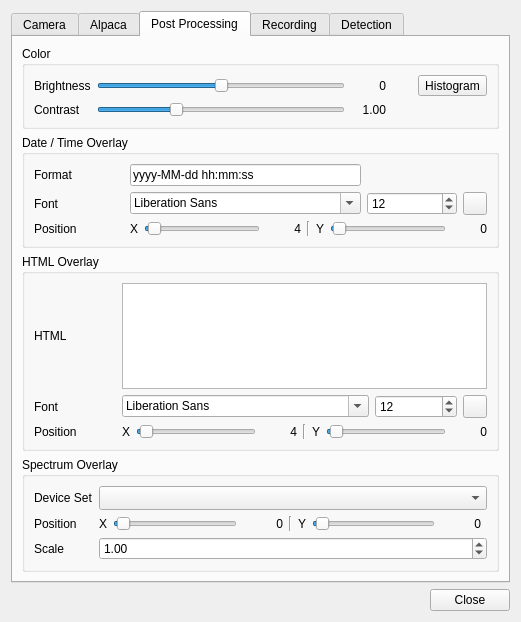
srcejon/sdrangel, file plugins/feature/camera/camerasettingsdialog.ui: the form before one commit.
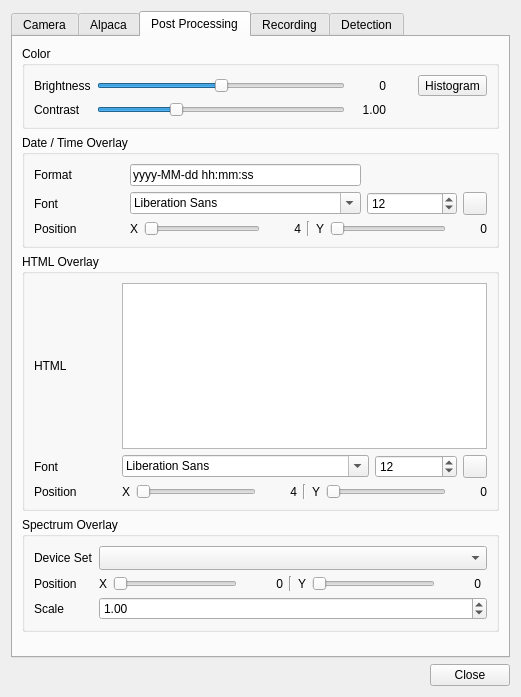
The form after the commit. The open tabs and pages were chosen to show the change. Icons and pictures are not drawn.

Diff of the .ui file:
```diff
--- a/plugins/feature/camera/camerasettingsdialog.ui
+++ b/plugins/feature/camera/camerasettingsdialog.ui
@@ -7,7 +7,7 @@
     <x>0</x>
     <y>0</y>
     <width>521</width>
-    <height>622</height>
+    <height>697</height>
    </rect>
   </property>
   <property name="windowTitle">
@@ -811,7 +811,7 @@
                <string>Date/time text X position (px from left)</string>
               </property>
               <property name="minimum">
-               <number>-100</number>
+               <number>0</number>
               </property>
               <property name="maximum">
                <number>4096</number>
@@ -860,7 +860,7 @@
                <string>Date/time text Y position (px from top; 0 = auto bottom)</string>
               </property>
               <property name="minimum">
-               <number>-100</number>
+               <number>0</number>
               </property>
               <property name="maximum">
                <number>4096</number>
@@ -968,7 +968,7 @@
                <string>Text overlay X position (px from left)</string>
               </property>
               <property name="minimum">
-               <number>-100</number>
+               <number>0</number>
               </property>
               <property name="maximum">
                <number>4096</number>
@@ -1017,7 +1017,7 @@
                <string>Text overlay Y position (px from top; 0 = auto bottom)</string>
               </property>
               <property name="minimum">
-               <number>-100</number>
+               <number>0</number>
               </property>
               <property name="maximum">
                <number>4096</number>
@@ -1163,7 +1163,7 @@
                <string>Spectrum overlay X offset (px)</string>
               </property>
               <property name="minimum">
-               <number>-100</number>
+               <number>0</number>
               </property>
               <property name="maximum">
                <number>4096</number>
@@ -1212,7 +1212,7 @@
                <string>Spectrum overlay Y offset (px)</string>
               </property>
               <property name="minimum">
-               <number>-100</number>
+               <number>0</number>
               </property>
               <property name="maximum">
                <number>4096</number>
```
Left out of the diff: 2 changed lines with no effect on the pictures.
